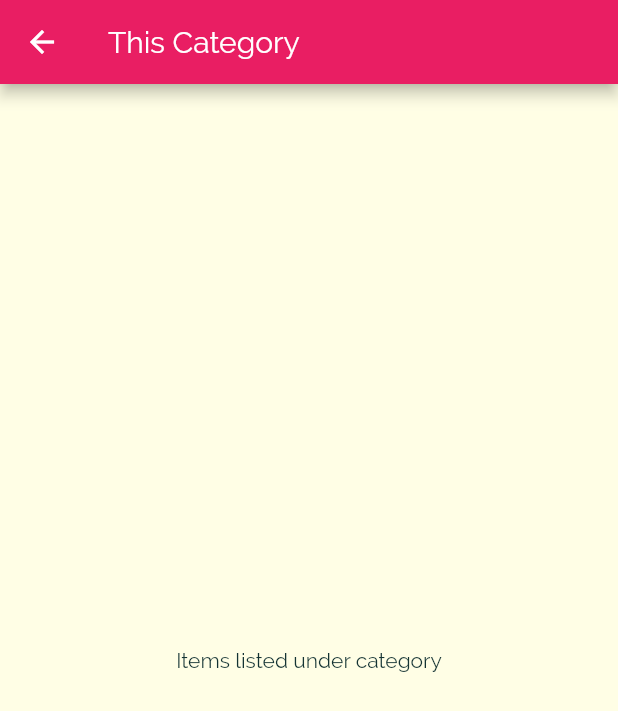
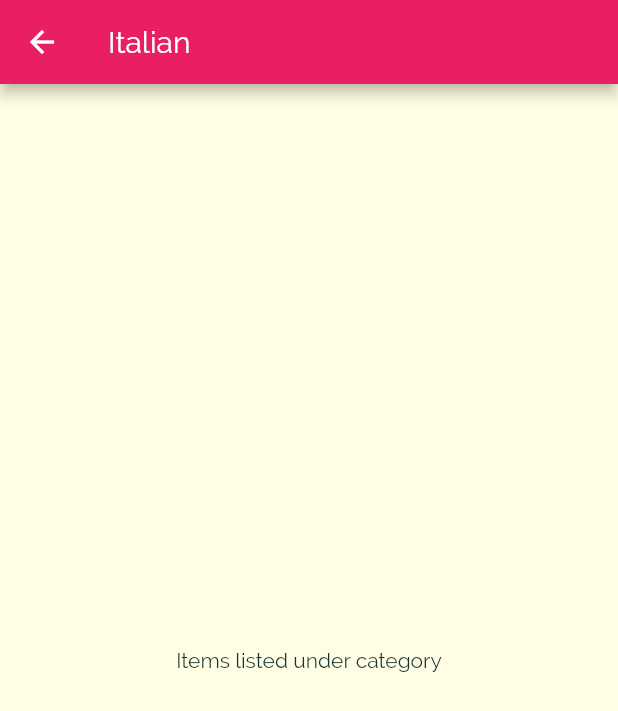
Before and after one commit to holadost/flutter, a Flutter app: the screen it shows after launch, after a tap on "Italian", on a phone screen of 412 x 824 dp. Shown: the top 711 px of the screen. Run offline on Flutter 3.47's test engine with Material 2 defaults, Android fonts, the phone set to English and light mode, and no system bars.

Commit message:
Successfully passed the name of the category to the new category item lister screen.

```diff
--- a/recipe_app/lib/screens/categories_screen.dart
+++ b/recipe_app/lib/screens/categories_screen.dart
@@ -13,7 +13,7 @@ class CategoriesScreen extends StatelessWidget {
         padding: const EdgeInsets.all(15),
         children: <Widget>[
           ...DUMMY_CATEGORIES.map((e) {
-            return CategoryItem(title: e.title, color: e.color);
+            return CategoryItemWidget(id: e.id, title: e.title, color: e.color);
           }).toList()
         ],
         gridDelegate: SliverGridDelegateWithMaxCrossAxisExtent(
--- a/recipe_app/lib/screens/category_screen.dart
+++ b/recipe_app/lib/screens/category_screen.dart
@@ -3,6 +3,13 @@ import 'package:flutter/material.dart';
 // This screen displays the information pertaining to a single
 // Category.
 class CategoryScreen extends StatelessWidget {
+  final String categoryID;
+  final String categoryTitle;
+
+  const CategoryScreen(
+      this.categoryID,
+      this.categoryTitle);
+
   @override
   Widget build(BuildContext context) {
     final recipeBody = Container(
@@ -10,7 +17,7 @@ class CategoryScreen extends StatelessWidget {
         child: const Text("Items listed under category"),
       ),
     );
-    final appBar = AppBar(title: const Text('This Category'),);
+    final appBar = AppBar(title: Text(categoryTitle),);
     return Scaffold(
       appBar: appBar,
       body: recipeBody,
--- a/recipe_app/lib/widgets/category_item.dart
+++ b/recipe_app/lib/widgets/category_item.dart
@@ -1,20 +1,20 @@
 import 'package:flutter/material.dart';
-import 'package:recipe_app/screens/category_screen.dart';
 
 import '../screens/category_screen.dart';
 
 
-class CategoryItem extends StatelessWidget {
+class CategoryItemWidget extends StatelessWidget {
+  final String id;
   final String title;
   final Color color;
 
-  const CategoryItem({this.title, this.color});
+  const CategoryItemWidget({this.id, this.title, this.color});
 
   void _selectCategory(BuildContext ctx) {
     // Note: We cannot directly push our screen here. But instead,
     // we must wrap it with the MaterialPageRoute before sending it.
     Navigator.of(ctx).push(MaterialPageRoute(builder: (_) {
-      return CategoryScreen();
+      return CategoryScreen(id, title);
     }));
   }
 
```
